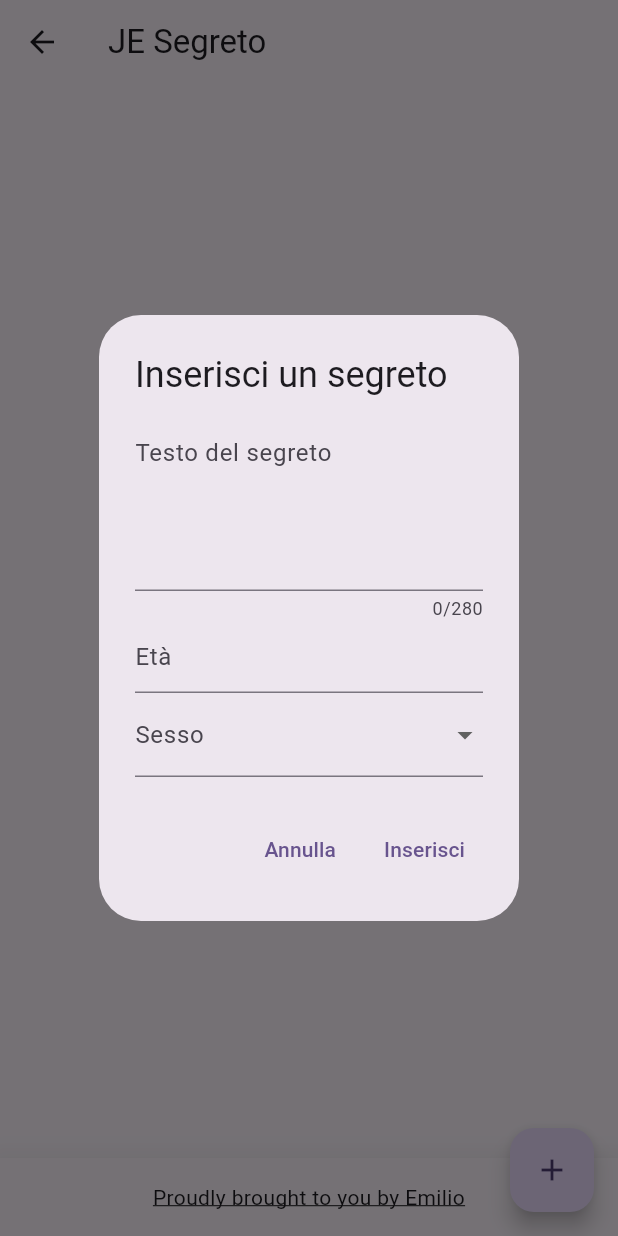
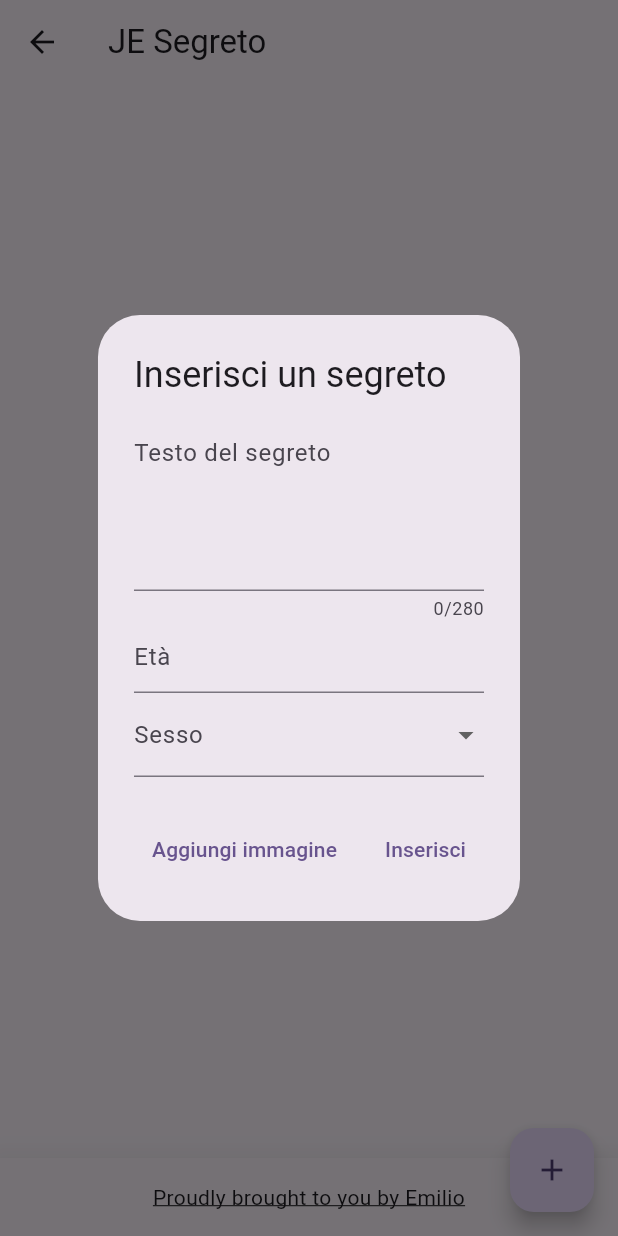
Before and after one commit to jevecafoscari/jeve-jesegreto-flutter, a Flutter app: the HomeScreen screen opened by its route, after a tap on the "add" icon, on a phone screen of 412 x 824 dp. Run offline on Flutter 3.47's test engine with Material 3 defaults, Android fonts, the light colour scheme and no system bars; our stand-ins replace cloud_firestore, file_picker, firebase_core, firebase_storage, firebase_ui_firestore; accounts and stored records are empty; statements that could not run were skipped.

Commit message:
Allegare immagini lato frontend.

```diff
--- a/lib/interface/screen/home_screen.dart
+++ b/lib/interface/screen/home_screen.dart
@@ -1,13 +1,15 @@
+import 'dart:typed_data';
+
 import 'package:cloud_firestore/cloud_firestore.dart';
 import 'package:firebase_ui_firestore/firebase_ui_firestore.dart';
 import 'package:flutter/material.dart';
-import 'package:jeve_jesegreto_flutter/generated/assets.dart';
 import 'package:jeve_jesegreto_flutter/interface/widget/secret_list_element.dart';
 import 'package:jeve_jesegreto_flutter/models/author_model.dart';
 import 'package:jeve_jesegreto_flutter/models/secret_model.dart';
 import 'package:jeve_jesegreto_flutter/references.dart';
 import 'package:jeve_jesegreto_flutter/resources/helper/secret_helper.dart';
 import 'package:jeve_jesegreto_flutter/resources/helper/validator_helper.dart';
+import 'package:jeve_jesegreto_flutter/resources/provider/file_provider.dart';
 import 'package:url_launcher/url_launcher_string.dart';
 
 class HomeScreen extends StatefulWidget {
@@ -77,6 +79,8 @@ class _HomeScreenState extends State<HomeScreen> {
   }
 
   FloatingActionButton buildFloatingActionButton() {
+    Uint8List? attachment;
+
     return FloatingActionButton(
       child: Icon(Icons.add),
       onPressed: () async {
@@ -84,11 +88,15 @@ class _HomeScreenState extends State<HomeScreen> {
           context: context,
           builder: (BuildContext context) {
             final GlobalKey<FormState> formKey = GlobalKey<FormState>();
+
+            Sex sex = Sex.male;
+
             String? secret;
             String? age;
-            Sex sex = Sex.male;
 
+            return StatefulBuilder(builder: (BuildContext context, dialogState) {
               return AlertDialog(
+                scrollable: true,
                 title: Text("Inserisci un segreto"),
                 content: Form(
                   key: formKey,
@@ -136,13 +144,26 @@ class _HomeScreenState extends State<HomeScreen> {
                         }).toList(),
                         onChanged: (final Sex? selectedSex) => sex = selectedSex ?? sex,
                       ),
+                      if (attachment != null)
+                        Padding(
+                          padding: const EdgeInsets.only(top: 8.0),
+                          child: Image.memory(attachment!),
+                        ),
                     ],
                   ),
                 ),
                 actions: [
                   TextButton(
-                  child: Text("Annulla"),
-                  onPressed: () => Navigator.of(context).pop(),
+                    child: Text(attachment == null ? "Aggiungi immagine" : "Rimuovi immagine"),
+                    onPressed: () async {
+                      if (attachment == null) {
+                        attachment = await FileProvider.getImageFile();
+                      } else {
+                        attachment = null;
+                      }
+
+                      dialogState(() {});
+                    },
                   ),
                   TextButton(
                     child: Text("Inserisci"),
@@ -154,7 +175,7 @@ class _HomeScreenState extends State<HomeScreen> {
                           body: secret!,
                           author: AuthorModel(
                             id: DateTime.now().millisecondsSinceEpoch.toString(),
-                          sex: sex ?? Sex.other,
+                            sex: sex,
                             age: int.parse(age!),
                           ),
                         );
@@ -165,11 +186,17 @@ class _HomeScreenState extends State<HomeScreen> {
                   ),
                 ],
               );
+            });
           },
         );
 
         if (secret != null) {
-          await SecretHelper().createSecret(secret, secret.author);
+          await SecretHelper().createSecret(
+            secret,
+            secret.author,
+            attachment,
+          );
+
           ScaffoldMessenger.of(context).showSnackBar(
             SnackBar(
               content: Text("Segreto inserito con successo"),
--- a/lib/main.dart
+++ b/lib/main.dart
@@ -1,5 +1,6 @@
 import 'package:firebase_core/firebase_core.dart';
 import 'package:flutter/material.dart';
+import 'package:intl/date_symbol_data_file.dart';
 import 'package:jeve_jesegreto_flutter/firebase_options.dart';
 import 'package:jeve_jesegreto_flutter/interface/screen/home_screen.dart';
 import 'package:jeve_jesegreto_flutter/interface/screen/splash_screen.dart';
@@ -9,6 +10,7 @@ Future<void> main() async {
   await Firebase.initializeApp(
     options: DefaultFirebaseOptions.currentPlatform,
   );
+  // await initializeDateFormatting('it_IT', "");
 
   runApp(const JESegreto());
 }
--- a/lib/references.dart
+++ b/lib/references.dart
@@ -1,5 +1,12 @@
+import 'package:intl/intl.dart';
+
 class References {
   static const String appName = "JE Segreto";
 
   static const String secretsCollection = "secrets";
+
+  static DateFormat secretDateFormat = DateFormat(
+    "dd MMMM - hh:mm",
+    // "it_IT",
+  );
 }
--- a/lib/resources/helper/secret_helper.dart
+++ b/lib/resources/helper/secret_helper.dart
@@ -22,7 +22,7 @@ class SecretHelper {
   }
 
   Future<String> uploadSecretAttachment(final Uint8List attachment, final String secretId) async {
-    final Reference reference = FirebaseStorage.instance.ref("${References.secretsCollection}/$secretId");
+    final Reference reference = FirebaseStorage.instance.ref("${References.secretsCollection}/$secretId.png");
 
     await reference.putData(attachment);
 
--- a/pubspec.yaml
+++ b/pubspec.yaml
@@ -31,7 +31,6 @@ dependencies:
   flutter:
     sdk: flutter
 
-
   # The following adds the Cupertino Icons font to your application.
   # Use with the CupertinoIcons class for iOS style icons.
   cupertino_icons: ^1.0.6
@@ -46,6 +45,7 @@ dependencies:
   url_launcher: ^6.1.14
   file_picker: ^6.1.1
   firebase_storage: ^11.5.0
+  intl: ^0.18.1
 
 dev_dependencies:
   flutter_test:
```
Also changed, not shown: lib/interface/widget/secret_list_element.dart (+15 -8 lines), lib/models/secret_model.g.dart, pubspec.lock, 2 other files. Lines whose indentation alone changed are shown as unchanged.
